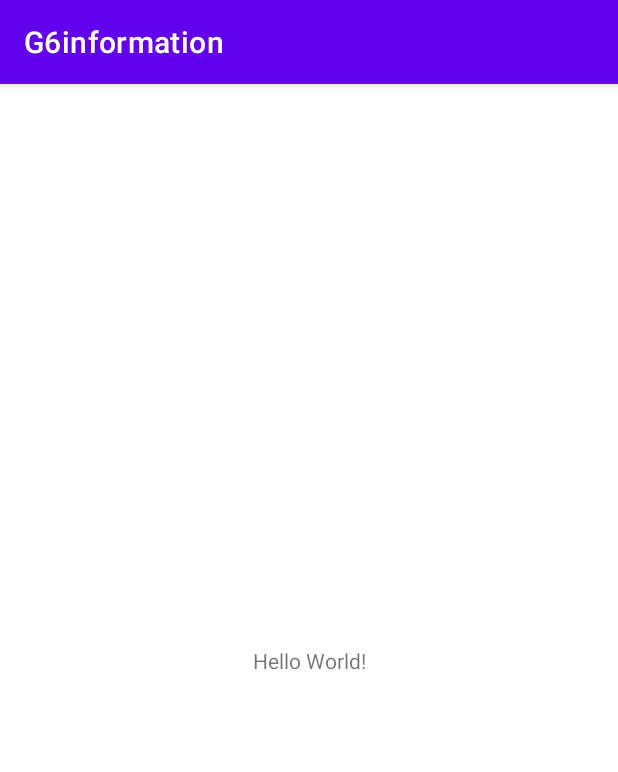
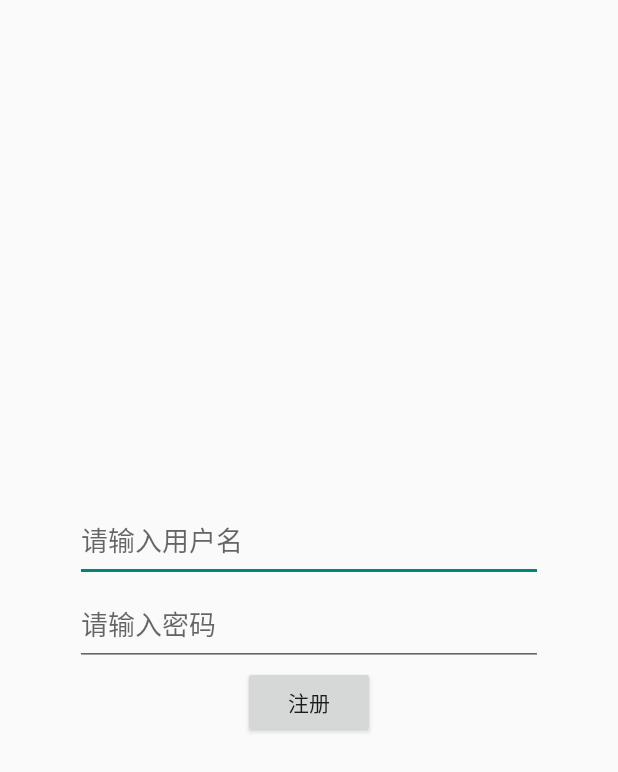
Before and after one commit to liangboold/G6zixun, an Android app: the screen it shows after launch (MainActivity before the commit, ResActivity after it), on a phone screen of 412 x 824 dp. Shown: the top 772 px of the screen. Run offline under Robolectric (Android 15) with nearby library versions, the phone set to English and light mode, and no system bars.

Commit message:
登录注册简洁功能

```diff
--- a/app/src/main/java/com/example/g6information/MainActivity.java
+++ b/app/src/main/java/com/example/g6information/activity/MainActivity.java
@@ -1,8 +1,10 @@
-package com.example.g6information;
+package com.example.g6information.activity;
 
 import androidx.appcompat.app.AppCompatActivity;
 
 import android.os.Bundle;
+
+import com.example.g6information.R;
 
 public class MainActivity extends AppCompatActivity {
 
--- /dev/null
+++ b/app/src/main/java/com/example/g6information/activity/ResActivity.java
@@ -0,0 +1,51 @@
+package com.example.g6information.activity;
+
+import android.content.Intent;
+import android.os.Bundle;
+import android.text.TextUtils;
+import android.view.View;
+import android.widget.Button;
+import android.widget.EditText;
+import android.widget.Toast;
+
+import androidx.appcompat.app.AppCompatActivity;
+
+import com.example.g6information.R;
+
+public class ResActivity extends AppCompatActivity {
+
+    private EditText user;
+    private EditText pass;
+    private Button res;
+
+    @Override
+    protected void onCreate(Bundle savedInstanceState) {
+        super.onCreate(savedInstanceState);
+        setContentView(R.layout.activity_res);
+        initView();
+        res.setOnClickListener(new View.OnClickListener() {
+            @Override
+            public void onClick(View v) {
+                if (TextUtils.isEmpty(user.getText().toString())||TextUtils.isEmpty(pass.getText().toString())){
+                    Toast.makeText(ResActivity.this, "用户名或密码不能为空", Toast.LENGTH_SHORT).show();
+                }else{
+                    if (pass.length()<6){
+                        Toast.makeText(ResActivity.this, "密码需要大于等于6位数", Toast.LENGTH_SHORT).show();
+                    }else {
+                        Intent intent = new Intent(ResActivity.this, LoginActivity.class);
+                        intent.putExtra("u",user.getText().toString());
+                        intent.putExtra("p",pass.getText().toString());
+                        startActivity(intent);
+                        Toast.makeText(ResActivity.this, "注册成功", Toast.LENGTH_SHORT).show();
+                    }
+                }
+            }
+        });
+    }
+
+    private void initView() {
+        user = (EditText) findViewById(R.id.user);
+        pass = (EditText) findViewById(R.id.pass);
+        res = (Button) findViewById(R.id.res);
+    }
+}
--- a/app/src/main/res/layout/activity_main.xml
+++ b/app/src/main/res/layout/activity_main.xml
@@ -4,7 +4,7 @@
     xmlns:tools="http://schemas.android.com/tools"
     android:layout_width="match_parent"
     android:layout_height="match_parent"
-    tools:context=".MainActivity">
+    tools:context=".activity.MainActivity">
 
     <TextView
         android:layout_width="wrap_content"
--- /dev/null
+++ b/app/src/main/res/layout/activity_res.xml
@@ -0,0 +1,31 @@
+<?xml version="1.0" encoding="utf-8"?>
+<LinearLayout xmlns:android="http://schemas.android.com/apk/res/android"
+    xmlns:app="http://schemas.android.com/apk/res-auto"
+    xmlns:tools="http://schemas.android.com/tools"
+    android:layout_width="match_parent"
+    android:orientation="vertical"
+    android:gravity="center"
+    android:layout_height="match_parent"
+    tools:context=".activity.ResActivity">
+    <EditText
+        android:layout_width="match_parent"
+        android:layout_height="56dp"
+        android:id="@+id/user"
+        android:hint="请输入用户名"
+        android:layout_marginHorizontal="50dp"
+        ></EditText>
+    <EditText
+        android:layout_width="match_parent"
+        android:layout_height="56dp"
+        android:id="@+id/pass"
+        android:hint="请输入密码"
+        android:layout_marginHorizontal="50dp"
+        ></EditText>
+    <Button
+        android:layout_width="wrap_content"
+        android:layout_height="wrap_content"
+        android:text="注册"
+        android:id="@+id/res"
+        ></Button>
+
+</LinearLayout>
--- a/app/src/main/res/values/themes.xml
+++ b/app/src/main/res/values/themes.xml
@@ -1,6 +1,6 @@
 <resources xmlns:tools="http://schemas.android.com/tools">
     <!-- Base application theme. -->
-    <style name="Theme.G6information" parent="Theme.MaterialComponents.DayNight.DarkActionBar">
+    <style name="Theme.G6information" parent="Theme.MaterialComponents.DayNight.NoActionBar.Bridge">
         <!-- Primary brand color. -->
         <item name="colorPrimary">@color/purple_500</item>
         <item name="colorPrimaryVariant">@color/purple_700</item>
--- a/build.gradle
+++ b/build.gradle
@@ -17,6 +17,7 @@ allprojects {
         google()
         mavenCentral()
         jcenter() // Warning: this repository is going to shut down soon
+        maven { url "https://jitpack.io" }
     }
 }
 
```
Also changed, not shown: app/build.gradle (+18 -1 lines), app/src/main/AndroidManifest.xml (+6 -2 lines), app/src/main/java/com/example/g6information/activity/LoginActivity.java (added, +52 -0 lines), app/src/main/res/layout/activity_login.xml (added, +30 -0 lines), 1 other file.
